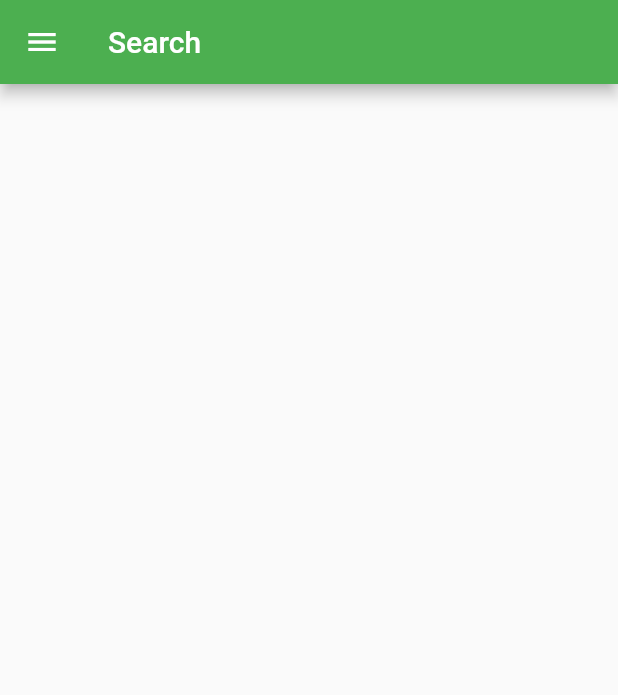
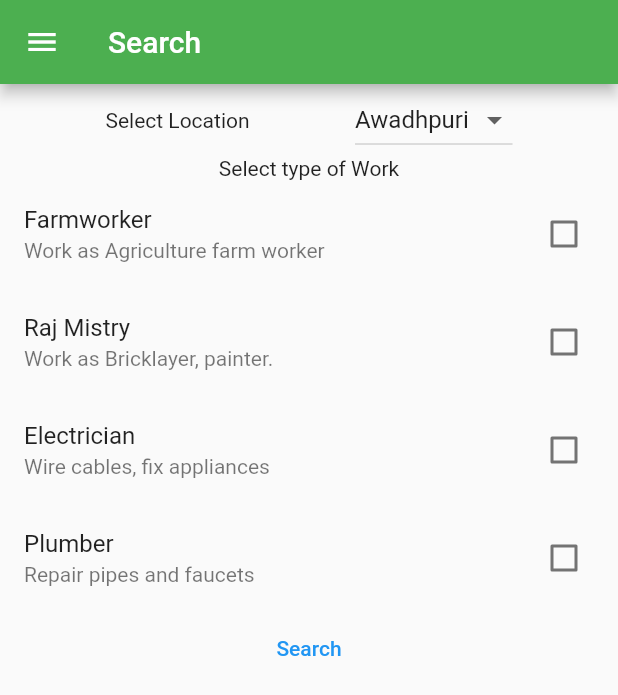
Before and after one commit to SAURABH0504/D-EVOLUTHON-Worker, a Flutter app: the HomeScreen screen opened by its route, on a phone screen of 412 x 824 dp. Shown: the top 695 px of the screen. Run offline on Flutter 3.47's test engine with Material 2 defaults, Android fonts, the phone set to English and light mode, and no system bars; our stand-ins replace firebase_auth, firebase_core, fluttertoast, splashscreen; accounts and stored records are empty.

Commit message:
Updated HomeScreen.dart , Added WorklistScreen.

```diff
--- a/lib/Screen/HomeScreen.dart
+++ b/lib/Screen/HomeScreen.dart
@@ -9,6 +9,11 @@ class HomeScreen extends StatefulWidget {
 }
 
 class _HomeScreenState extends State<HomeScreen> {
+  bool farmchecklistValue = false;
+  bool plumberchecklistValue = false;
+  bool electricianchecklistValue = false;
+  bool rajmistrychecklistValue = false;
+  String dropdownValue = 'Awadhpuri';
   @override
   Widget build(BuildContext context) {
     return Scaffold(
@@ -44,6 +49,87 @@ class _HomeScreenState extends State<HomeScreen> {
           ],
         ),
       ),
+      body: Column(
+        children: [
+
+          Row(
+            mainAxisAlignment: MainAxisAlignment.spaceEvenly,
+            children: [
+              Text(
+                'Select Location'
+              ),
+              Center(
+                child: DropdownButton<String>(
+                  value: dropdownValue,
+                  onChanged: (String newValue) {
+                    setState(() {
+                      dropdownValue = newValue;
+                    });
+                  },
+                  items: <String>['Awadhpuri', 'MpNagar', 'Govindpura', 'Lalghati']
+                    .map<DropdownMenuItem<String>>((String value) {
+                  return DropdownMenuItem<String>(
+                    value: value,
+                    child: Text(value),
+                  );
+                }).toList(),
+
+                ),
+              ),
+            ],
+          ),
+          Text(
+            'Select type of Work'
+          ),
+          CheckboxListTile(
+               title: Text('Farmworker'),
+              subtitle: Text('Work as Agriculture farm worker'),
+              value: farmchecklistValue,
+              onChanged: (value){
+                 setState(() {
+                   farmchecklistValue=value;
+                 });
+              }
+          ),
+          CheckboxListTile(
+              title: Text('Raj Mistry'),
+              subtitle: Text('Work as Bricklayer, painter.'),
+              value: rajmistrychecklistValue,
+              onChanged: (value){
+                setState(() {
+                  rajmistrychecklistValue=value;
+                });
+              }
+          ),
+          CheckboxListTile(
+              title: Text('Electrician'),
+              subtitle: Text('Wire cables, fix appliances'),
+              value: electricianchecklistValue,
+              onChanged: (value){
+                setState(() {
+                  electricianchecklistValue=value;
+                });
+              }
+          ),
+          CheckboxListTile(
+              title: Text('Plumber'),
+              subtitle: Text('Repair pipes and faucets'),
+              value: plumberchecklistValue,
+              onChanged: (value){
+                setState(() {
+                  plumberchecklistValue=value;
+                });
+              }
+          ),
+          Center(
+            child: TextButton(onPressed:(){
+              Navigator.pushNamed(context, '/WorklistScreen');
+            } , child: Text(
+              'Search',
+            ),),
+          )
+        ],
+      ),
     );
   }
 }
--- a/lib/main.dart
+++ b/lib/main.dart
@@ -6,6 +6,7 @@ import 'package:splashscreen/splashscreen.dart';
 import 'Screen/HomeScreen.dart';
 import 'Screen/LoginSignUp.dart';
 import 'Screen/ProfileScreen.dart';
+import 'Screen/WorklistScreen.dart';
 
 void main() {
   runApp(new MaterialApp(
@@ -13,6 +14,7 @@ void main() {
           '/HomeScreen': (context) => HomeScreen(),
           '/LoginSignUp': (context) => LoginSignUp(),
           '/ProfileScreen': (context) => ProfileScreen(),
+          '/WorklistScreen':(context) => WorklistScreen(),
         },
       debugShowCheckedModeBanner: false,
 home:
```
Also changed, not shown: lib/Screen/WorklistScreen.dart (added, +36 -0 lines).
